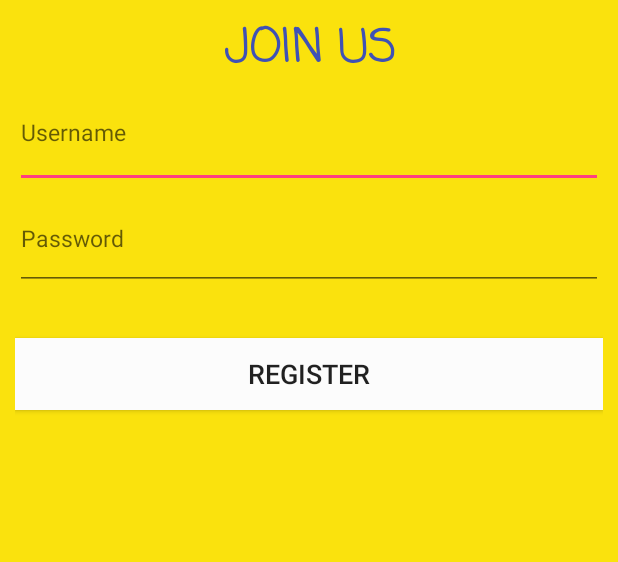
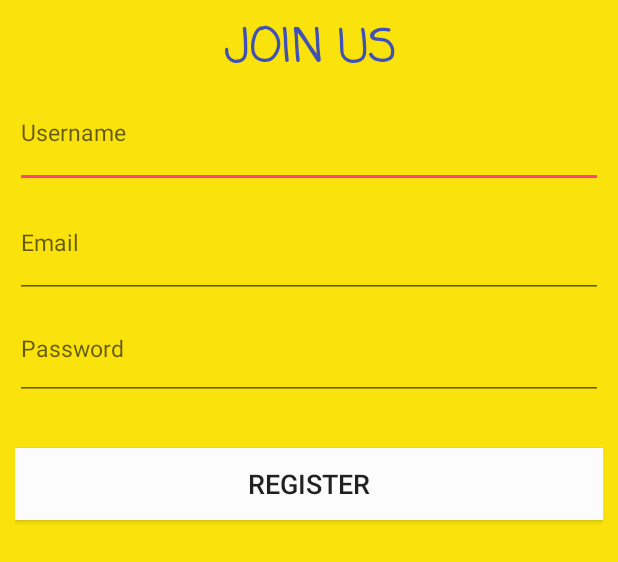
Before and after one commit to linaskitm/JAVA-android-corona-app, an Android app: the layout activity_register.xml on its own in the app's theme, with its tools: preview values and no code run, on a phone screen of 412 x 824 dp. Shown: the top 562 px of the screen. Run offline under Robolectric (Android 15) with nearby library versions, the phone set to English and light mode, and no system bars.

Commit message:
RegisterActivity setup, EmailValidation setup

```diff
--- a/app/src/main/res/layout/activity_register.xml
+++ b/app/src/main/res/layout/activity_register.xml
@@ -20,14 +20,21 @@
         android:gravity="center_horizontal" />
 
     <EditText
-        android:id="@+id/userName"
+        android:id="@+id/setName"
         android:layout_width="match_parent"
         android:layout_height="73dp"
         android:textSize="15dp"
         android:hint="@string/login_username" />
 
     <EditText
-        android:id="@+id/password"
+        android:id="@+id/setEmail"
+        android:layout_width="match_parent"
+        android:layout_height="73dp"
+        android:textSize="15dp"
+        android:hint="@string/set_email" />
+
+    <EditText
+        android:id="@+id/setPassword"
         android:layout_width="match_parent"
         android:layout_height="68dp"
         android:textSize="15dp"
@@ -39,6 +46,7 @@
         android:layout_height="32dp" />
 
         <Button
+            android:id="@+id/registerBtn1"
             android:layout_width="match_parent"
             android:layout_height="wrap_content"
             android:background="@color/colorWhite"
--- a/app/src/main/res/values/strings.xml
+++ b/app/src/main/res/values/strings.xml
@@ -8,5 +8,6 @@
     <string name="login_login_btn">Login</string>
     <string name="login_register_btn">Register</string>
     <string name="login_invalid_credentials_message">Wrong! username or password</string>
+    <string name="set_email">Email</string>
 
 </resources>
```
Also changed, not shown: app/src/main/java/com/corona/coronazp20t/EmailValidation.java (added, +14 -0 lines), app/src/main/java/com/corona/coronazp20t/RegisterActivity.java (+31 -0 lines).
